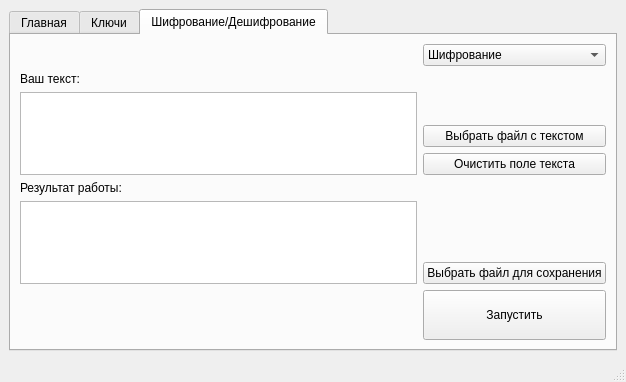
Above: RSA/mainwindow.ui from Shersula/RSA before the change. Below: the same form after it.
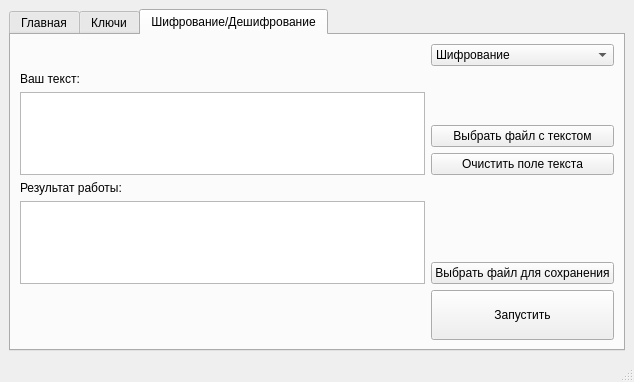
That is the form after the change. The open tabs and pages were chosen to show the change. Icons and pictures are not drawn.

```diff
--- a/RSA/mainwindow.ui
+++ b/RSA/mainwindow.ui
@@ -6,7 +6,7 @@
    <rect>
     <x>0</x>
     <y>0</y>
-    <width>626</width>
+    <width>634</width>
     <height>382</height>
    </rect>
   </property>
@@ -401,7 +401,22 @@
            </layout>
           </item>
           <item row="3" column="0">
-           <layout class="QVBoxLayout" name="verticalLayout_6"/>
+           <layout class="QVBoxLayout" name="verticalLayout_6">
+            <item>
+             <widget class="QLabel" name="WarningInfo">
+              <property name="font">
+               <font>
+                <pointsize>29</pointsize>
+                <weight>50</weight>
+                <bold>false</bold>
+               </font>
+              </property>
+              <property name="text">
+               <string/>
+              </property>
+             </widget>
+            </item>
+           </layout>
           </item>
          </layout>
         </item>
```
Left out of the diff: 2 changed lines with no effect on the pictures.
